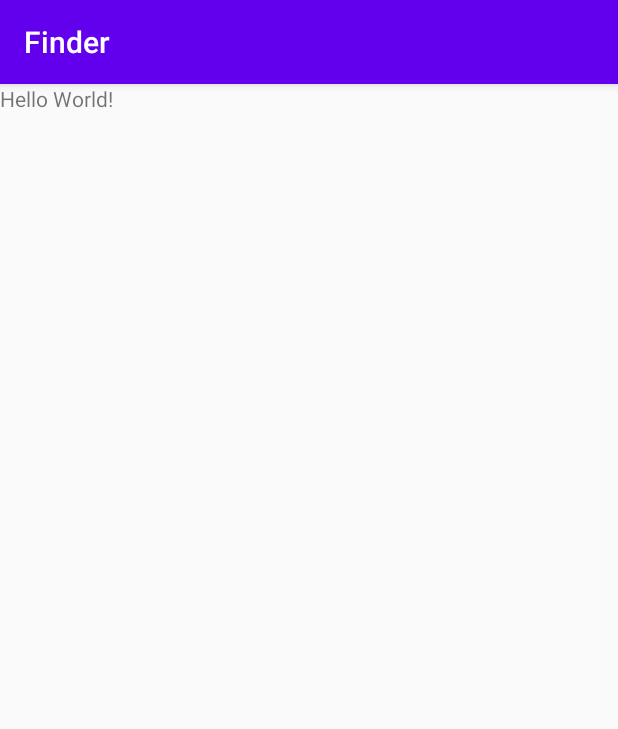
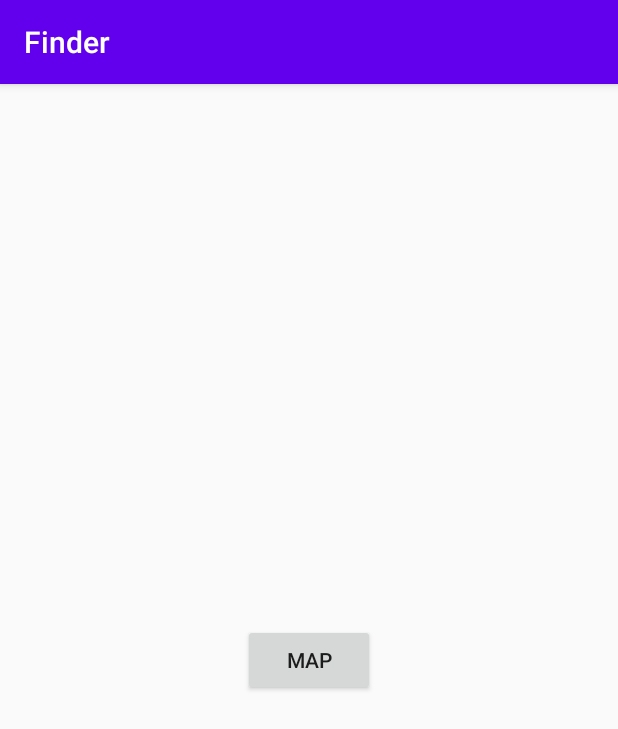
Before and after one commit to juprac/finder-android, an Android app: the screen it shows after launch (HomeActivity), on a phone screen of 412 x 824 dp. Shown: the top 729 px of the screen. Run offline under Robolectric (Android 15) with nearby library versions, the phone set to English and light mode, and no system bars.

Commit message:
Se Agrego Primer Mapa y se elimina archivo

```diff
--- a/app/build.gradle
+++ b/app/build.gradle
@@ -26,6 +26,7 @@ dependencies {
     implementation fileTree(dir: "libs", include: ["*.jar"])
     implementation 'androidx.appcompat:appcompat:1.2.0'
     implementation 'androidx.constraintlayout:constraintlayout:2.0.1'
+    implementation 'com.google.android.gms:play-services-maps:17.0.0'
     testImplementation 'junit:junit:4.12'
     androidTestImplementation 'androidx.test.ext:junit:1.1.2'
     androidTestImplementation 'androidx.test.espresso:espresso-core:3.3.0'
--- a/app/src/main/java/com/helloworld/finder/HomeActivity.java
+++ b/app/src/main/java/com/helloworld/finder/HomeActivity.java
@@ -1,6 +1,9 @@
 package com.helloworld.finder;
 
+import android.content.Intent;
 import android.os.Bundle;
+import android.view.View;
+import android.widget.Button;
 
 public class HomeActivity extends BaseActivity {
 
@@ -8,5 +11,14 @@ public class HomeActivity extends BaseActivity {
     protected void onCreate(Bundle savedInstanceState) {
         super.onCreate(savedInstanceState);
         setContentView(R.layout.activity_home);
+
+        Button btMap = findViewById(R.id.btMap);
+        btMap.setOnClickListener(new View.OnClickListener() {
+            @Override
+            public void onClick(View view) {
+                Intent intent = new Intent(HomeActivity.this, MapsActivity.class);
+                startActivity(intent);
+            }
+        });
     }
 }
--- a/app/src/main/res/layout/activity_home.xml
+++ b/app/src/main/res/layout/activity_home.xml
@@ -3,11 +3,12 @@
     xmlns:android="http://schemas.android.com/apk/res/android"
     android:layout_width="match_parent"
     android:layout_height="match_parent"
-    android:orientation="vertical">
-
-    <TextView
+    android:orientation="vertical"
+    android:gravity="center">
+    <Button
+        android:id="@+id/btMap"
+        android:text="MAP"
         android:layout_width="wrap_content"
-        android:layout_height="wrap_content"
-        android:text="Hello World!" />
+        android:layout_height="wrap_content"/>
 
 </LinearLayout>
--- a/app/src/main/res/values/strings.xml
+++ b/app/src/main/res/values/strings.xml
@@ -1,3 +1,4 @@
 <resources>
     <string name="app_name">Finder</string>
+    <string name="title_activity_maps">Map</string>
 </resources>
```
Also changed, not shown: app/src/main/AndroidManifest.xml (+23 -0 lines), app/src/main/java/com/helloworld/finder/MapsActivity.java (added, +46 -0 lines), app/src/main/res/layout/activity_maps.xml (added, +9 -0 lines), 1 other file.
